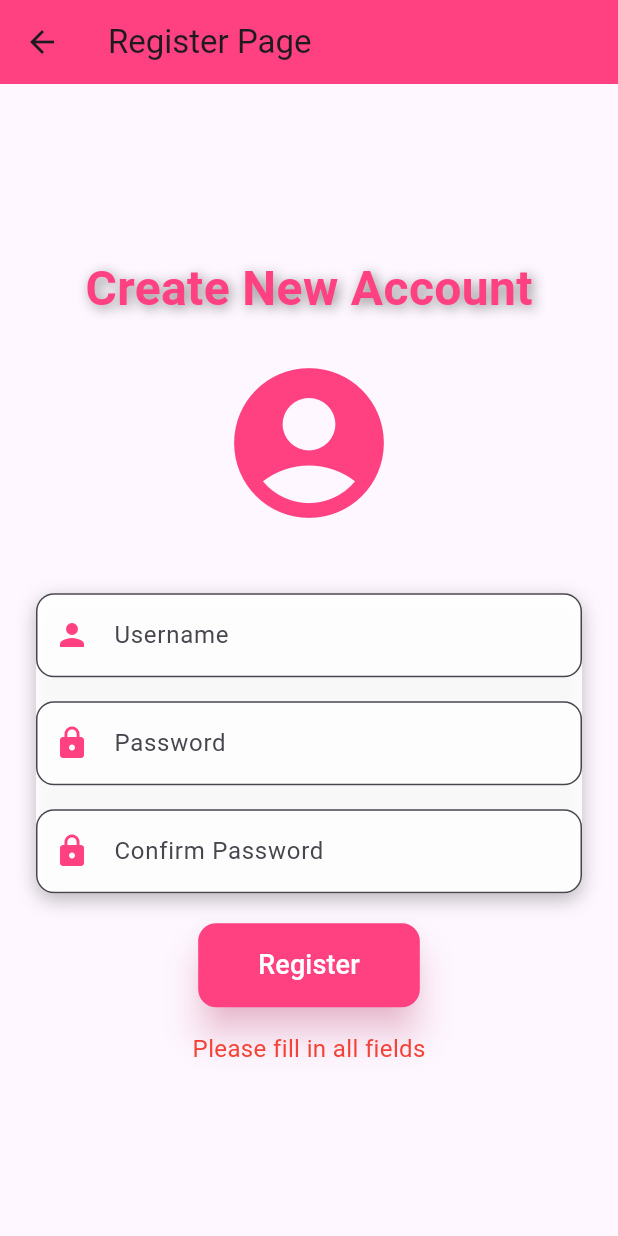
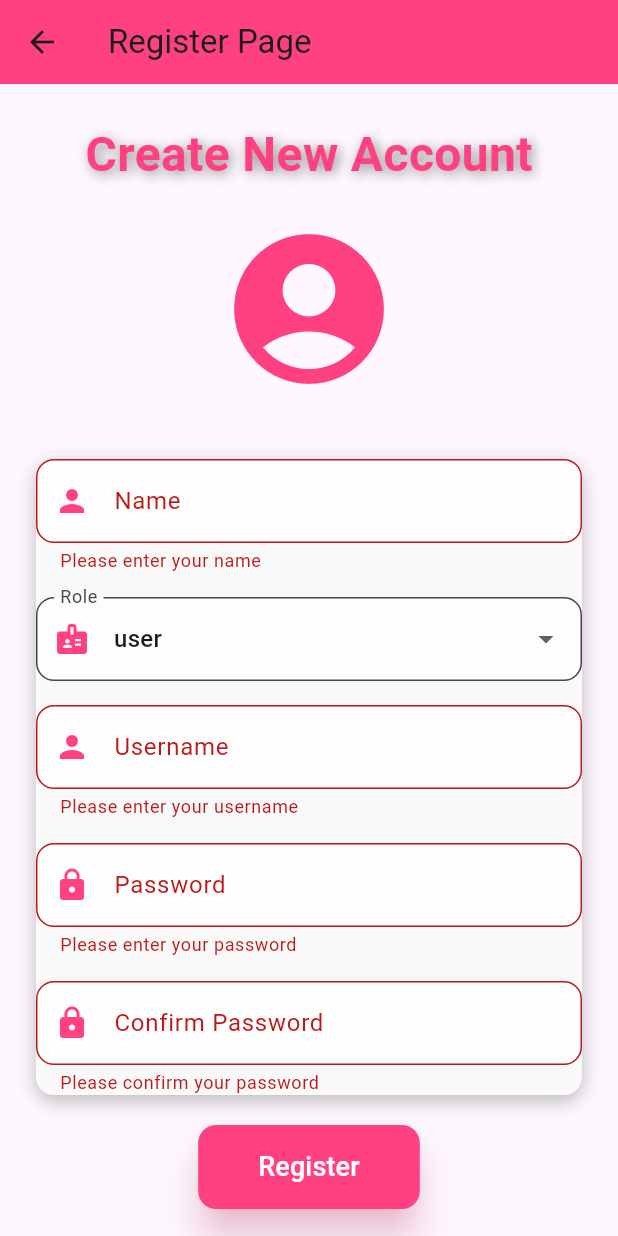
Before and after one commit to KingploySaeyang/testflutter, a Flutter app: the RegisterPage screen opened directly, after a tap on "Register", on a phone screen of 412 x 824 dp. Run offline on Flutter 3.47's test engine with Material 3 defaults, Android fonts, the phone set to English and light mode, and no system bars.

Commit message:
first commit

```diff
--- a/lib/controllers/auth_service.dart
+++ b/lib/controllers/auth_service.dart
@@ -3,44 +3,67 @@ import 'dart:convert'; // นำเข้าฟังก์ชัน jsonEncode
 import 'package:flutterr/varaible.dart';
 import 'package:http/http.dart' as http;
 
+class User {
+  final String username;
+  final String role; // role ของผู้ใช้
+
+  User({required this.username, required this.role});
+}
+
 class AuthService {
-  //final String apiURL; // เพิ่มตัวแปรเพื่อเก็บ URL ของ API
+  Future<User> login(String username, String password) async {
+    try {
+      final response = await http.post(
+        Uri.parse("$apiURL/api/auth/login"),
+        headers: {"Content-Type": "application/json"},
+        body: jsonEncode(
+          {
+            "username": username,
+            "password": password,
+          },
+        ),
+      );
 
-  //AuthService(this.apiURL); // สร้างคอนสตรัคเตอร์เพื่อรับ apiURL
+      print(response.statusCode);
+      print(response.body);
 
-  Future<void> login(String username, String password) async {
-    print(apiURL);
-    print(username);
-    print(password);
+      // ตรวจสอบสถานะการตอบกลับ
+      if (response.statusCode == 200) {
+        final data = jsonDecode(response.body);
 
+        // ตรวจสอบข้อมูลที่ตอบกลับ
+        if (data.containsKey('username') && data.containsKey('role')) {
+          return User(username: data['username'], role: data['role']);
+        } else {
+          throw Exception('Invalid response format');
+        }
+      } else {
+        throw Exception('Failed to login: ${response.reasonPhrase}');
+      }
+    } catch (e) {
+      // จัดการข้อผิดพลาดที่เกิดขึ้น
+      throw Exception('Failed to login: $e');
+    }
+  }
+
+
+// Register method
+  Future<void> register(
+      String username, String password, String name, String role) async {
     final response = await http.post(
-      Uri.parse("$apiURL/api/auth/login"),
-      headers: {"Content-Type": "application/json"}, // ใช้ headers แทน header
-      body: jsonEncode(
-        // ใช้ body แทนการพิมพ์ผิด
-        {
-          "username": username,
-          "password": password,
-        },
-      ),
+      Uri.parse("$apiURL/api/auth/register"),
+      headers: <String, String>{
+        'Content-Type': 'application/json',
+      },
+      body: jsonEncode(<String, String>{
+        'username': username,
+        'password': password,
+        'name': name,
+        'role': role,
+      }),
     );
+
     print(response.statusCode);
     print(response.body);
   }
 }
-/*
-class _LoginPageState extends State<LoginPage> {
-  void _login() async {
-    if (_formKey.currentState!.validate()) {
-      print('Username: ${_usernameController.text}');
-      print('Password: ${_passwordController.text}');
-
-      try {
-        final user await= AuthService()
-        .login(_usernameController.text, _passwordController.text);
-      } catch (e) {
-        print(e);
-      }
-    }
-  }
-}*/
--- a/lib/main.dart
+++ b/lib/main.dart
@@ -1,6 +1,7 @@
 import 'package:flutter/material.dart';
 import 'login_page.dart'; // นำเข้าหน้า LoginPage
 //import 'register_page.dart';
+//ฉบับแก้ไปเรื่อย ยังไม่ถูก
 
 void main() {
   runApp(const MyApp());
@@ -17,7 +18,7 @@ class MyApp extends StatelessWidget {
         colorScheme: ColorScheme.fromSeed(seedColor: Colors.deepPurple),
         useMaterial3: true,
       ),
-      home: const LoginPage(), // เริ่มต้นที่หน้า LoginPage
+      home: LoginPage(), // เริ่มต้นที่หน้า LoginPage
       debugShowCheckedModeBanner: false, // ปิด Debug Banner
     );
   }
--- a/lib/register_page.dart
+++ b/lib/register_page.dart
@@ -1,4 +1,6 @@
 import 'package:flutter/material.dart';
+import 'controllers/auth_service.dart';
+//import 'models/user_model.dart';
 
 class RegisterPage extends StatefulWidget {
   const RegisterPage({super.key});
@@ -8,13 +10,15 @@ class RegisterPage extends StatefulWidget {
 }
 
 class _RegisterPageState extends State<RegisterPage> {
+  final _formKey = GlobalKey<FormState>();
   final _usernameController = TextEditingController();
   final _passwordController = TextEditingController();
   final _confirmPasswordController = TextEditingController();
+  final _nameController = TextEditingController();
+  String _selectedRole = 'user'; // บทบาทเริ่มต้น
   String _errorMessage = '';
 
-  void _register() {
-    final username = _usernameController.text;
+  void _register() async {
     final password = _passwordController.text;
     final confirmPassword = _confirmPasswordController.text;
 
@@ -25,15 +29,27 @@ class _RegisterPageState extends State<RegisterPage> {
       return;
     }
 
-    if (username.isNotEmpty && password.isNotEmpty) {
+    if (_formKey.currentState!.validate()) {
+      try {
+        await AuthService().register(
+          _usernameController.text,
+          _passwordController.text,
+          _nameController.text,
+          _selectedRole,
+        );
         ScaffoldMessenger.of(context).showSnackBar(
           const SnackBar(content: Text('Registration successful!')),
         );
-      Navigator.pop(context);
-    } else {
+        Navigator.pushReplacementNamed(context, '/'); // Navigate to login page
+      } catch (error) {
+        ScaffoldMessenger.of(context).showSnackBar(
+          SnackBar(content: Text('Registration failed: $error')),
+        );
+      } finally {
         setState(() {
-        _errorMessage = 'Please fill in all fields';
+          // _isLoading = false;
         });
+      }
     }
   }
 
@@ -47,6 +63,8 @@ class _RegisterPageState extends State<RegisterPage> {
       body: Center(
         child: SingleChildScrollView(
           padding: const EdgeInsets.all(24.0),
+          child: Form(
+            key: _formKey,
             child: Column(
               mainAxisAlignment: MainAxisAlignment.center,
               children: <Widget>[
@@ -66,7 +84,6 @@ class _RegisterPageState extends State<RegisterPage> {
                   ),
                 ),
                 const SizedBox(height: 20),
-              // ใช้ไอคอนแทนรูปภาพ
                 Icon(
                   Icons.account_circle,
                   color: Colors.pinkAccent,
@@ -81,13 +98,72 @@ class _RegisterPageState extends State<RegisterPage> {
                       BoxShadow(
                         color: Colors.black26,
                         blurRadius: 10.0,
-                      offset: Offset(0, 4),
+                        offset: const Offset(0, 4),
                       ),
                     ],
                   ),
                   child: Column(
                     children: [
-                    TextField(
+                      // Name field
+                      TextFormField(
+                        controller: _nameController,
+                        decoration: InputDecoration(
+                          border: OutlineInputBorder(
+                            borderRadius: BorderRadius.circular(12.0),
+                          ),
+                          labelText: 'Name',
+                          prefixIcon: const Icon(
+                            Icons.person,
+                            color: Colors.pinkAccent,
+                          ),
+                          filled: true,
+                          fillColor: Colors.white70,
+                        ),
+                        validator: (value) {
+                          if (value == null || value.isEmpty) {
+                            return 'Please enter your name';
+                          }
+                          return null;
+                        },
+                      ),
+                      const SizedBox(height: 16),
+                      // Role field with dropdown
+                      DropdownButtonFormField<String>(
+                        value: _selectedRole,
+                        decoration: InputDecoration(
+                          border: OutlineInputBorder(
+                            borderRadius: BorderRadius.circular(12.0),
+                          ),
+                          labelText: 'Role',
+                          prefixIcon: const Icon(
+                            Icons.badge,
+                            color: Colors.pinkAccent,
+                          ),
+                          filled: true,
+                          fillColor: Colors.white70,
+                        ),
+                        items: <String>['admin', 'user']
+                            .map<DropdownMenuItem<String>>((String value) {
+                          return DropdownMenuItem<String>(
+                            value: value,
+                            child: Text(value),
+                          );
+                        }).toList(),
+                        onChanged: (String? newValue) {
+                          setState(() {
+                            _selectedRole = newValue!;
+                          });
+                        },
+                        validator: (value) {
+                          if (value == null || value.isEmpty) {
+                            return 'Please select a role';
+                          }
+                          return null;
+                        },
+                      ),
+                      const SizedBox(height: 16),
+                      // Username field
+                      TextFormField(
                         controller: _usernameController,
                         decoration: InputDecoration(
                           border: OutlineInputBorder(
@@ -101,9 +177,16 @@ class _RegisterPageState extends State<RegisterPage> {
                           filled: true,
                           fillColor: Colors.white70,
                         ),
+                        validator: (value) {
+                          if (value == null || value.isEmpty) {
+                            return 'Please enter your username';
+                          }
+                          return null;
+                        },
                       ),
                       const SizedBox(height: 16),
-                    TextField(
+                      // Password field
+                      TextFormField(
                         controller: _passwordController,
                         obscureText: true,
                         decoration: InputDecoration(
@@ -118,9 +201,16 @@ class _RegisterPageState extends State<RegisterPage> {
                           filled: true,
                           fillColor: Colors.white70,
                         ),
+                        validator: (value) {
+                          if (value == null || value.isEmpty) {
+                            return 'Please enter your password';
+                          }
+                          return null;
+                        },
                       ),
                       const SizedBox(height: 16),
-                    TextField(
+                      // Confirm Password field
+                      TextFormField(
                         controller: _confirmPasswordController,
                         obscureText: true,
                         decoration: InputDecoration(
@@ -135,6 +225,12 @@ class _RegisterPageState extends State<RegisterPage> {
                           filled: true,
                           fillColor: Colors.white70,
                         ),
+                        validator: (value) {
+                          if (value == null || value.isEmpty) {
+                            return 'Please confirm your password';
+                          }
+                          return null;
+                        },
                       ),
                     ],
                   ),
@@ -171,6 +267,7 @@ class _RegisterPageState extends State<RegisterPage> {
             ),
           ),
         ),
+      ),
     );
   }
 }
```
Also changed, not shown: lib/AdminHomePage.dart (added, +17 -0 lines), lib/UserHomePage.dart (added, +17 -0 lines), lib/login_page.dart (+25 -6 lines), lib/my_home_page.dart (+33 -1 lines). Lines whose indentation alone changed are shown as unchanged.
